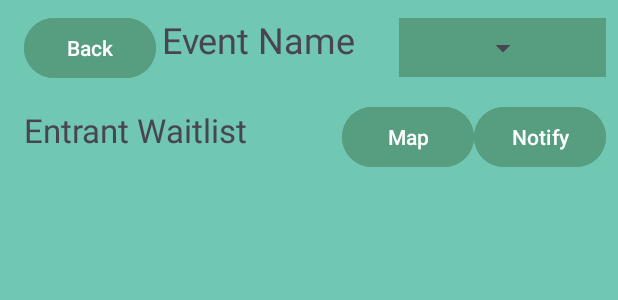
After one commit to CMPUT301F25-kraken/krakenhax, an Android app: the layout fragment_entrant_info.xml on its own in the app's theme, with its tools: preview values and no code run, on a phone screen of 412 x 824 dp. The commit adds this screen. Shown: the top 300 px of the screen. Run offline under Robolectric (Android 15) with nearby library versions, the light colour scheme and no system bars.

Commit message:
setup Entrant Information fragment

```diff
--- /dev/null
+++ b/Code/app/src/main/res/layout/fragment_entrant_info.xml
@@ -0,0 +1,107 @@
+<?xml version="1.0" encoding="utf-8"?>
+<FrameLayout xmlns:android="http://schemas.android.com/apk/res/android"
+    xmlns:app="http://schemas.android.com/apk/res-auto"
+    xmlns:tools="http://schemas.android.com/tools"
+    android:layout_width="match_parent"
+    android:layout_height="match_parent"
+    tools:context=".EntrantInfoFragment">
+
+    <androidx.constraintlayout.widget.ConstraintLayout
+        android:layout_width="match_parent"
+        android:layout_height="match_parent"
+        android:background="@color/loginBackground">
+
+        <androidx.constraintlayout.widget.ConstraintLayout
+            android:id="@+id/constraintLayout"
+            android:layout_width="138dp"
+            android:layout_height="39dp"
+            android:layout_marginTop="12dp"
+            android:layout_marginEnd="8dp"
+            android:background="@color/LoginButtonColor"
+            app:layout_constraintEnd_toEndOf="parent"
+            app:layout_constraintTop_toTopOf="parent">
+
+            <Spinner
+                android:id="@+id/spinner_list"
+                android:layout_width="wrap_content"
+                android:layout_height="wrap_content"
+                app:layout_constraintBottom_toBottomOf="parent"
+                app:layout_constraintEnd_toEndOf="parent"
+                app:layout_constraintStart_toStartOf="parent"
+                app:layout_constraintTop_toTopOf="parent" />
+        </androidx.constraintlayout.widget.ConstraintLayout>
+
+        <Button
+            android:id="@+id/backBtn"
+            android:layout_width="wrap_content"
+            android:layout_height="wrap_content"
+            android:layout_marginStart="16dp"
+            android:layout_marginTop="8dp"
+            android:backgroundTint="@color/LoginButtonColor"
+            android:text="Back"
+            app:layout_constraintStart_toStartOf="parent"
+            app:layout_constraintTop_toTopOf="parent" />
+
+        <TextView
+            android:id="@+id/event_title"
+            android:layout_width="144dp"
+            android:layout_height="44dp"
+            android:layout_marginStart="4dp"
+            android:layout_marginTop="10dp"
+            android:autoSizeMaxTextSize="24sp"
+            android:autoSizeMinTextSize="10sp"
+            android:autoSizeStepGranularity="2sp"
+            android:autoSizeTextType="uniform"
+            android:text="Event Name"
+            app:layout_constraintStart_toEndOf="@+id/backBtn"
+            app:layout_constraintTop_toTopOf="parent" />
+
+        <TextView
+            android:id="@+id/entrant_type"
+            android:layout_width="210dp"
+            android:layout_height="46dp"
+            android:layout_marginStart="16dp"
+            android:layout_marginTop="16dp"
+            android:autoSizeMaxTextSize="22sp"
+            android:autoSizeMinTextSize="12sp"
+            android:autoSizeStepGranularity="2sp"
+            android:autoSizeTextType="uniform"
+            android:ellipsize="none"
+            android:singleLine="true"
+            android:text="Entrant Waitlist"
+            app:layout_constraintEnd_toStartOf="@+id/btn_map"
+            app:layout_constraintHorizontal_bias="0.0"
+            app:layout_constraintStart_toStartOf="parent"
+            app:layout_constraintTop_toBottomOf="@+id/backBtn" />
+
+        <Button
+            android:id="@+id/btn_notify"
+            android:layout_width="wrap_content"
+            android:layout_height="wrap_content"
+            android:layout_marginTop="16dp"
+            android:layout_marginEnd="8dp"
+            android:backgroundTint="@color/LoginButtonColor"
+            android:text="Notify"
+            app:layout_constraintEnd_toEndOf="parent"
+            app:layout_constraintTop_toBottomOf="@+id/constraintLayout" />
+
+        <Button
+            android:id="@+id/btn_map"
+            android:layout_width="wrap_content"
+            android:layout_height="wrap_content"
+            android:layout_marginTop="16dp"
+            android:backgroundTint="@color/LoginButtonColor"
+            android:text="Map"
+            app:layout_constraintEnd_toStartOf="@+id/btn_notify"
+            app:layout_constraintTop_toBottomOf="@+id/constraintLayout" />
+
+        <androidx.recyclerview.widget.RecyclerView
+            android:layout_width="410dp"
+            android:layout_height="590dp"
+            android:layout_marginTop="24dp"
+            app:layout_constraintBottom_toBottomOf="parent"
+            app:layout_constraintEnd_toEndOf="parent"
+            app:layout_constraintStart_toStartOf="parent"
+            app:layout_constraintTop_toBottomOf="@+id/entrant_type" />
+    </androidx.constraintlayout.widget.ConstraintLayout>
+</FrameLayout>
--- a/Code/app/src/main/res/layout/fragment_my_event_details.xml
+++ b/Code/app/src/main/res/layout/fragment_my_event_details.xml
@@ -28,9 +28,9 @@ tools:context=".EventFragment">
         android:layout_height="wrap_content"
         android:text="Update poster"
         app:layout_constraintEnd_toEndOf="parent"
-        app:layout_constraintHorizontal_bias="0.505"
+        app:layout_constraintHorizontal_bias="0.498"
         app:layout_constraintStart_toStartOf="parent"
-        app:layout_constraintTop_toBottomOf="@+id/button2" />
+        app:layout_constraintTop_toBottomOf="@+id/btn_entrant_info" />
 
     <Button
         android:id="@+id/btnBack"
@@ -101,7 +101,7 @@ tools:context=".EventFragment">
         app:layout_constraintTop_toTopOf="parent" />
 
     <Button
-        android:id="@+id/button2"
+        android:id="@+id/btn_entrant_info"
         android:layout_width="wrap_content"
         android:layout_height="wrap_content"
         android:layout_marginTop="132dp"
--- a/Code/app/src/main/res/values/strings.xml
+++ b/Code/app/src/main/res/values/strings.xml
@@ -4,4 +4,6 @@
     <string name="my_events">My Events</string>
     <string name="profile">Profile</string>
     <string name="events_page_title">Events</string>
+    <!-- TODO: Remove or change this placeholder text -->
+    <string name="hello_blank_fragment">Hello blank fragment</string>
 </resources>
```
Also changed, not shown: Code/app/src/main/java/com/kraken/krakenhax/EntrantInfoFragment.java (added, +83 -0 lines), Code/app/src/main/java/com/kraken/krakenhax/MyEventDetailsFragment.java (+9 -1 lines), Code/app/src/main/res/navigation/nav_graph.xml (+13 -0 lines).
